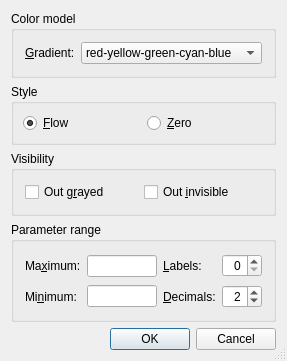
Old version of the form src/Gui/DlgSettingsColorGradient.ui in the repository southseact-3d/fcd.
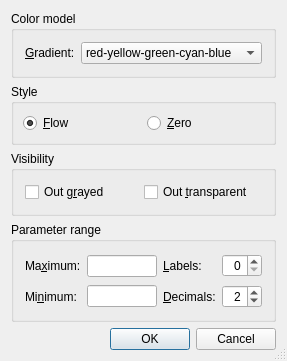
New version of the form.

Commit message: [Gui] Color gradient dialog: add missing tooltips

Diff of the .ui file:
```diff
--- a/src/Gui/DlgSettingsColorGradient.ui
+++ b/src/Gui/DlgSettingsColorGradient.ui
@@ -160,7 +160,7 @@
       <item>
        <widget class="QCheckBox" name="checkBoxInvisible">
         <property name="text">
-         <string>Out &amp;invisible</string>
+         <string>Out &amp;transparent</string>
         </property>
         <property name="shortcut">
          <string>Alt+I</string>
```
Left out of the diff: 29 changed lines with no effect on the pictures.
